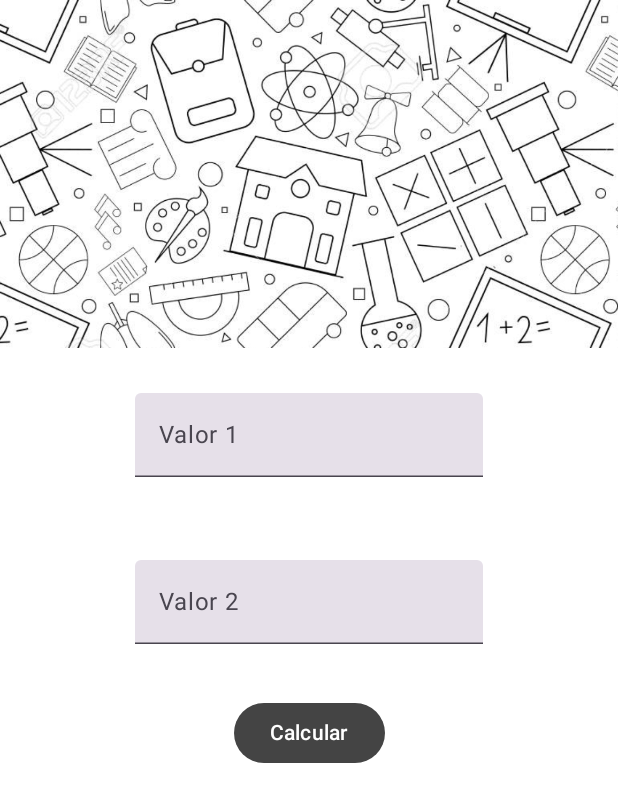
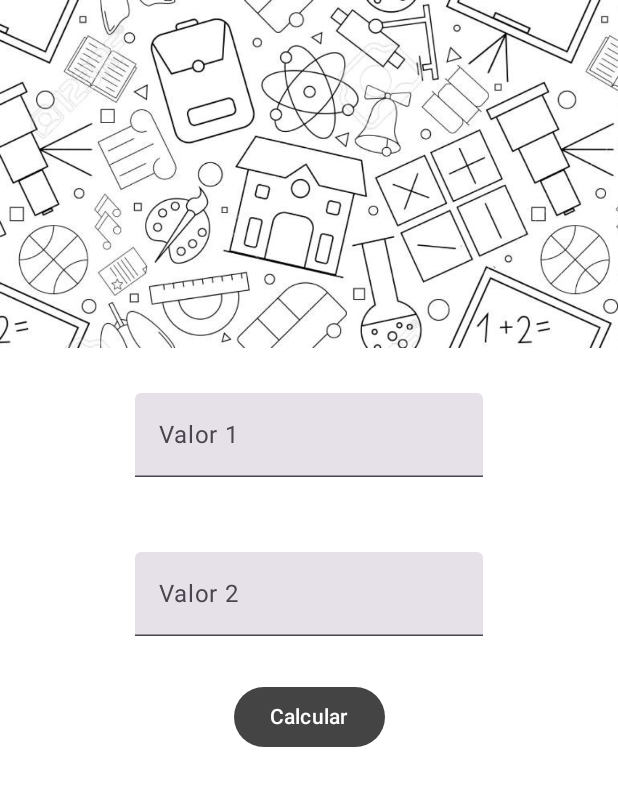
Before and after one commit to danyroh1/Android-Projects, an Android app built with Jetpack Compose: the @Preview function GreetingPreview, on a phone screen of 412 x 824 dp. Shown: the top 802 px of the screen. Run offline under Robolectric (Android 15) with nearby library versions, the phone set to English and light mode, and no system bars.

Commit message:
Practica 2

```diff
--- a/app/src/main/java/com/example/ejemplo1/MainActivity.kt
+++ b/app/src/main/java/com/example/ejemplo1/MainActivity.kt
@@ -106,7 +106,7 @@ fun TFValor2() {
         label = { Text(text = "Valor 2") },
         keyboardOptions = KeyboardOptions(keyboardType = KeyboardType.Number),
         modifier = Modifier
-            .padding(horizontal = 90.dp, vertical = 25.dp)
+            .padding(horizontal = 90.dp, vertical = 20.dp)
             .fillMaxWidth(1f),
         onValueChange = { it ->
             text = it
```
